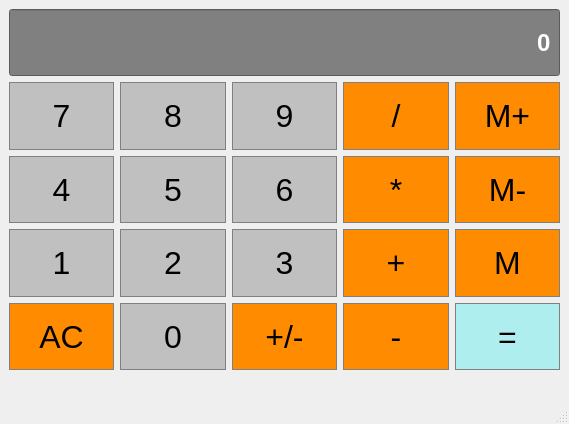
The window that calculator.ui (drudquist/Qt_Calculator) describes before a commit, drawn with Qt 5.
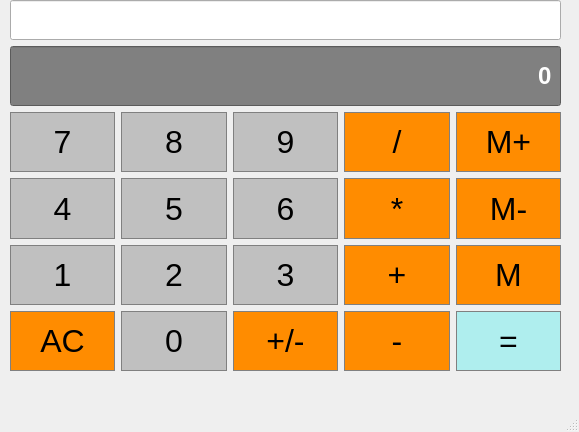
The same window after the commit.

Commit message: Added Previous Commands Display

```diff
--- a/calculator.ui
+++ b/calculator.ui
@@ -6,8 +6,8 @@
    <rect>
     <x>0</x>
     <y>0</y>
-    <width>569</width>
-    <height>424</height>
+    <width>579</width>
+    <height>432</height>
    </rect>
   </property>
   <property name="windowTitle">
@@ -17,14 +17,122 @@
    <widget class="QWidget" name="gridLayoutWidget">
     <property name="geometry">
      <rect>
-      <x>9</x>
-      <y>9</y>
+      <x>10</x>
+      <y>0</y>
       <width>551</width>
-      <height>361</height>
+      <height>371</height>
      </rect>
     </property>
     <layout class="QGridLayout" name="gridLayout">
-     <item row="2" column="0">
+     <item row="5" column="1">
+      <widget class="QPushButton" name="Button2">
+       <property name="sizePolicy">
+        <sizepolicy hsizetype="Expanding" vsizetype="Expanding">
+         <horstretch>0</horstretch>
+         <verstretch>0</verstretch>
+        </sizepolicy>
+       </property>
+       <property name="font">
+        <font>
+         <family>Arial</family>
+         <pointsize>24</pointsize>
+         <weight>50</weight>
+         <bold>false</bold>
+        </font>
+       </property>
+       <property name="styleSheet">
+        <string notr="true">QPushButton {
+	background-color: #C0C0C0;
+	border: 1px solid gray;
+	padding: 5x;
+	color: black;
+}
+
+QPushButton:pressed{
+	background-color: #A9A9A9;
+	border: 1px solid gray;
+	padding: 5x;
+	color: white;
+}</string>
+       </property>
+       <property name="text">
+        <string>2</string>
+       </property>
+      </widget>
+     </item>
+     <item row="4" column="4">
+      <widget class="QPushButton" name="MemClear">
+       <property name="sizePolicy">
+        <sizepolicy hsizetype="Expanding" vsizetype="Expanding">
+         <horstretch>0</horstretch>
+         <verstretch>0</verstretch>
+        </sizepolicy>
+       </property>
+       <property name="font">
+        <font>
+         <family>Arial</family>
+         <pointsize>24</pointsize>
+         <weight>50</weight>
+         <bold>false</bold>
+        </font>
+       </property>
+       <property name="styleSheet">
+        <string notr="true">QPushButton {
+	background-color: #FF8C00;
+	border: 1px solid gray;
+	padding: 5x;
+	color: black;
+}
+
+QPushButton:pressed{
+	background-color: #A9A9A9;
+	border: 1px solid gray;
+	padding: 5x;
+	color: white;
+}</string>
+       </property>
+       <property name="text">
+        <string>M-</string>
+       </property>
+      </widget>
+     </item>
+     <item row="3" column="1">
+      <widget class="QPushButton" name="Button8">
+       <property name="sizePolicy">
+        <sizepolicy hsizetype="Expanding" vsizetype="Expanding">
+         <horstretch>0</horstretch>
+         <verstretch>0</verstretch>
+        </sizepolicy>
+       </property>
+       <property name="font">
+        <font>
+         <family>Arial</family>
+         <pointsize>24</pointsize>
+         <weight>50</weight>
+         <bold>false</bold>
+        </font>
+       </property>
+       <property name="styleSheet">
+        <string notr="true">QPushButton {
+	background-color: #C0C0C0;
+	border: 1px solid gray;
+	padding: 5x;
+	color: black;
+}
+
+QPushButton:pressed{
+	background-color: #A9A9A9;
+	border: 1px solid gray;
+	padding: 5x;
+	color: white;
+}</string>
+       </property>
+       <property name="text">
+        <string>8</string>
+       </property>
+      </widget>
+     </item>
+     <item row="4" column="0">
       <widget class="QPushButton" name="Button4">
        <property name="sizePolicy">
         <sizepolicy hsizetype="Expanding" vsizetype="Expanding">
@@ -60,151 +168,187 @@
        </property>
       </widget>
      </item>
+     <item row="4" column="1">
+      <widget class="QPushButton" name="Button5">
+       <property name="sizePolicy">
+        <sizepolicy hsizetype="Expanding" vsizetype="Expanding">
+         <horstretch>0</horstretch>
+         <verstretch>0</verstretch>
+        </sizepolicy>
+       </property>
+       <property name="font">
+        <font>
+         <family>Arial</family>
+         <pointsize>24</pointsize>
+         <weight>50</weight>
+         <bold>false</bold>
+        </font>
+       </property>
+       <property name="styleSheet">
+        <string notr="true">QPushButton {
+	background-color: #C0C0C0;
+	border: 1px solid gray;
+	padding: 5x;
+	color: black;
+}
+
+QPushButton:pressed{
+	background-color: #A9A9A9;
+	border: 1px solid gray;
+	padding: 5x;
+	color: white;
+}</string>
+       </property>
+       <property name="text">
+        <string>5</string>
+       </property>
+      </widget>
+     </item>
+     <item row="6" column="3">
+      <widget class="QPushButton" name="Subtract">
+       <property name="sizePolicy">
+        <sizepolicy hsizetype="Expanding" vsizetype="Expanding">
+         <horstretch>0</horstretch>
+         <verstretch>0</verstretch>
+        </sizepolicy>
+       </property>
+       <property name="font">
+        <font>
+         <family>Arial</family>
+         <pointsize>24</pointsize>
+         <weight>50</weight>
+         <bold>false</bold>
+        </font>
+       </property>
+       <property name="styleSheet">
+        <string notr="true">QPushButton {
+	background-color: #FF8C00;
+	border: 1px solid gray;
+	padding: 5x;
+	color: black;
+}
+
+QPushButton:pressed{
+	background-color: #A9A9A9;
+	border: 1px solid gray;
+	padding: 5x;
+	color: white;
+}</string>
+       </property>
+       <property name="text">
+        <string>-</string>
+       </property>
+      </widget>
+     </item>
+     <item row="6" column="2">
+      <widget class="QPushButton" name="ChangeSign">
+       <property name="sizePolicy">
+        <sizepolicy hsizetype="Expanding" vsizetype="Expanding">
+         <horstretch>0</horstretch>
+         <verstretch>0</verstretch>
+        </sizepolicy>
+       </property>
+       <property name="font">
+        <font>
+         <family>Arial</family>
+         <pointsize>24</pointsize>
+         <weight>50</weight>
+         <bold>false</bold>
+        </font>
+       </property>
+       <property name="styleSheet">
+        <string notr="true">QPushButton {
+	background-color: #FF8C00;
+	border: 1px solid gray;
+	padding: 5x;
+	color: black;
+}
+
+QPushButton:pressed{
+	background-color: #A9A9A9;
+	border: 1px solid gray;
+	padding: 5x;
+	color: white;
+}</string>
+       </property>
+       <property name="text">
+        <string>+/-</string>
+       </property>
+      </widget>
+     </item>
+     <item row="4" column="2">
+      <widget class="QPushButton" name="Button6">
+       <property name="sizePolicy">
+        <sizepolicy hsizetype="Expanding" vsizetype="Expanding">
+         <horstretch>0</horstretch>
+         <verstretch>0</verstretch>
+        </sizepolicy>
+       </property>
+       <property name="font">
+        <font>
+         <family>Arial</family>
+         <pointsize>24</pointsize>
+         <weight>50</weight>
+         <bold>false</bold>
+        </font>
+       </property>
+       <property name="styleSheet">
+        <string notr="true">QPushButton {
+	background-color: #C0C0C0;
+	border: 1px solid gray;
+	padding: 5x;
+	color: black;
+}
+
+QPushButton:pressed{
+	background-color: #A9A9A9;
+	border: 1px solid gray;
+	padding: 5x;
+	color: white;
+}</string>
+       </property>
+       <property name="text">
+        <string>6</string>
+       </property>
+      </widget>
+     </item>
+     <item row="6" column="4">
+      <widget class="QPushButton" name="Equal">
+       <property name="sizePolicy">
+        <sizepolicy hsizetype="Expanding" vsizetype="Expanding">
+         <horstretch>0</horstretch>
+         <verstretch>0</verstretch>
+        </sizepolicy>
+       </property>
+       <property name="font">
+        <font>
+         <family>Arial</family>
+         <pointsize>24</pointsize>
+         <weight>50</weight>
+         <bold>false</bold>
+        </font>
+       </property>
+       <property name="styleSheet">
+        <string notr="true">QPushButton {
+	background-color: #AFEEEE;
+	border: 1px solid gray;
+	padding: 5x;
+	color: black;
+}
+
+QPushButton:pressed{
+	background-color: #A9A9A9;
+	border: 1px solid gray;
+	padding: 5x;
+	color: white;
+}</string>
+       </property>
+       <property name="text">
+        <string>=</string>
+       </property>
+      </widget>
+     </item>
      <item row="3" column="0">
-      <widget class="QPushButton" name="Button1">
-       <property name="sizePolicy">
-        <sizepolicy hsizetype="Expanding" vsizetype="Expanding">
-         <horstretch>0</horstretch>
-         <verstretch>0</verstretch>
-        </sizepolicy>
-       </property>
-       <property name="font">
-        <font>
-         <family>Arial</family>
-         <pointsize>24</pointsize>
-         <weight>50</weight>
-         <bold>false</bold>
-        </font>
-       </property>
-       <property name="styleSheet">
-        <string notr="true">QPushButton {
-	background-color: #C0C0C0;
-	border: 1px solid gray;
-	padding: 5x;
-	color: black;
-}
-
-QPushButton:pressed{
-	background-color: #A9A9A9;
-	border: 1px solid gray;
-	padding: 5x;
-	color: white;
-}</string>
-       </property>
-       <property name="text">
-        <string>1</string>
-       </property>
-      </widget>
-     </item>
-     <item row="4" column="0">
-      <widget class="QPushButton" name="Clear">
-       <property name="sizePolicy">
-        <sizepolicy hsizetype="Expanding" vsizetype="Expanding">
-         <horstretch>0</horstretch>
-         <verstretch>0</verstretch>
-        </sizepolicy>
-       </property>
-       <property name="font">
-        <font>
-         <family>Arial</family>
-         <pointsize>24</pointsize>
-         <weight>50</weight>
-         <bold>false</bold>
-        </font>
-       </property>
-       <property name="styleSheet">
-        <string notr="true">QPushButton {
-	background-color: #FF8C00;
-	border: 1px solid gray;
-	padding: 5x;
-	color: black;
-}
-
-QPushButton:pressed{
-	background-color: #A9A9A9;
-	border: 1px solid gray;
-	padding: 5x;
-	color: white;
-}</string>
-       </property>
-       <property name="text">
-        <string>AC</string>
-       </property>
-      </widget>
-     </item>
-     <item row="1" column="1">
-      <widget class="QPushButton" name="Button8">
-       <property name="sizePolicy">
-        <sizepolicy hsizetype="Expanding" vsizetype="Expanding">
-         <horstretch>0</horstretch>
-         <verstretch>0</verstretch>
-        </sizepolicy>
-       </property>
-       <property name="font">
-        <font>
-         <family>Arial</family>
-         <pointsize>24</pointsize>
-         <weight>50</weight>
-         <bold>false</bold>
-        </font>
-       </property>
-       <property name="styleSheet">
-        <string notr="true">QPushButton {
-	background-color: #C0C0C0;
-	border: 1px solid gray;
-	padding: 5x;
-	color: black;
-}
-
-QPushButton:pressed{
-	background-color: #A9A9A9;
-	border: 1px solid gray;
-	padding: 5x;
-	color: white;
-}</string>
-       </property>
-       <property name="text">
-        <string>8</string>
-       </property>
-      </widget>
-     </item>
-     <item row="1" column="2">
-      <widget class="QPushButton" name="Button9">
-       <property name="sizePolicy">
-        <sizepolicy hsizetype="Expanding" vsizetype="Expanding">
-         <horstretch>0</horstretch>
-         <verstretch>0</verstretch>
-        </sizepolicy>
-       </property>
-       <property name="font">
-        <font>
-         <family>Arial</family>
-         <pointsize>24</pointsize>
-         <weight>50</weight>
-         <bold>false</bold>
-        </font>
-       </property>
-       <property name="styleSheet">
-        <string notr="true">QPushButton {
-	background-color: #C0C0C0;
-	border: 1px solid gray;
-	padding: 5x;
-	color: black;
-}
-
-QPushButton:pressed{
-	background-color: #A9A9A9;
-	border: 1px solid gray;
-	padding: 5x;
-	color: white;
-}</string>
-       </property>
-       <property name="text">
-        <string>9</string>
-       </property>
-      </widget>
-     </item>
-     <item row="1" column="0">
       <widget class="QPushButton" name="Button7">
        <property name="sizePolicy">
         <sizepolicy hsizetype="Expanding" vsizetype="Expanding">
@@ -240,8 +384,8 @@
        </property>
       </widget>
      </item>
-     <item row="1" column="3">
-      <widget class="QPushButton" name="Divide">
+     <item row="6" column="0">
+      <widget class="QPushButton" name="Clear">
        <property name="sizePolicy">
         <sizepolicy hsizetype="Expanding" vsizetype="Expanding">
          <horstretch>0</horstretch>
@@ -272,11 +416,83 @@
 }</string>
        </property>
        <property name="text">
-        <string>/</string>
+        <string>AC</string>
        </property>
       </widget>
      </item>
-     <item row="1" column="4">
+     <item row="6" column="1">
+      <widget class="QPushButton" name="Button0">
+       <property name="sizePolicy">
+        <sizepolicy hsizetype="Expanding" vsizetype="Expanding">
+         <horstretch>0</horstretch>
+         <verstretch>0</verstretch>
+        </sizepolicy>
+       </property>
+       <property name="font">
+        <font>
+         <family>Arial</family>
+         <pointsize>24</pointsize>
+         <weight>50</weight>
+         <bold>false</bold>
+        </font>
+       </property>
+       <property name="styleSheet">
+        <string notr="true">QPushButton {
+	background-color: #C0C0C0;
+	border: 1px solid gray;
+	padding: 5x;
+	color: black;
+}
+
+QPushButton:pressed{
+	background-color: #A9A9A9;
+	border: 1px solid gray;
+	padding: 5x;
+	color: white;
+}</string>
+       </property>
+       <property name="text">
+        <string>0</string>
+       </property>
+      </widget>
+     </item>
+     <item row="5" column="4">
+      <widget class="QPushButton" name="MemGet">
+       <property name="sizePolicy">
+        <sizepolicy hsizetype="Expanding" vsizetype="Expanding">
+         <horstretch>0</horstretch>
+         <verstretch>0</verstretch>
+        </sizepolicy>
+       </property>
+       <property name="font">
+        <font>
+         <family>Arial</family>
+         <pointsize>24</pointsize>
+         <weight>50</weight>
+         <bold>false</bold>
+        </font>
+       </property>
+       <property name="styleSheet">
+        <string notr="true">QPushButton {
+	background-color: #FF8C00;
+	border: 1px solid gray;
+	padding: 5x;
+	color: black;
+}
+
+QPushButton:pressed{
+	background-color: #A9A9A9;
+	border: 1px solid gray;
+	padding: 5x;
+	color: white;
+}</string>
+       </property>
+       <property name="text">
+        <string>M</string>
+       </property>
+      </widget>
+     </item>
+     <item row="3" column="4">
       <widget class="QPushButton" name="MemAdd">
        <property name="sizePolicy">
         <sizepolicy hsizetype="Expanding" vsizetype="Expanding">
@@ -312,259 +528,7 @@
        </property>
       </widget>
      </item>
-     <item row="2" column="1">
-      <widget class="QPushButton" name="Button5">
-       <property name="sizePolicy">
-        <sizepolicy hsizetype="Expanding" vsizetype="Expanding">
-         <horstretch>0</horstretch>
-         <verstretch>0</verstretch>
-        </sizepolicy>
-       </property>
-       <property name="font">
-        <font>
-         <family>Arial</family>
-         <pointsize>24</pointsize>
-         <weight>50</weight>
-         <bold>false</bold>
-        </font>
-       </property>
-       <property name="styleSheet">
-        <string notr="true">QPushButton {
-	background-color: #C0C0C0;
-	border: 1px solid gray;
-	padding: 5x;
-	color: black;
-}
-
-QPushButton:pressed{
-	background-color: #A9A9A9;
-	border: 1px solid gray;
-	padding: 5x;
-	color: white;
-}</string>
-       </property>
-       <property name="text">
-        <string>5</string>
-       </property>
-      </widget>
-     </item>
-     <item row="3" column="1">
-      <widget class="QPushButton" name="Button2">
-       <property name="sizePolicy">
-        <sizepolicy hsizetype="Expanding" vsizetype="Expanding">
-         <horstretch>0</horstretch>
-         <verstretch>0</verstretch>
-        </sizepolicy>
-       </property>
-       <property name="font">
-        <font>
-         <family>Arial</family>
-         <pointsize>24</pointsize>
-         <weight>50</weight>
-         <bold>false</bold>
-        </font>
-       </property>
-       <property name="styleSheet">
-        <string notr="true">QPushButton {
-	background-color: #C0C0C0;
-	border: 1px solid gray;
-	padding: 5x;
-	color: black;
-}
-
-QPushButton:pressed{
-	background-color: #A9A9A9;
-	border: 1px solid gray;
-	padding: 5x;
-	color: white;
-}</string>
-       </property>
-       <property name="text">
-        <string>2</string>
-       </property>
-      </widget>
-     </item>
-     <item row="4" column="1">
-      <widget class="QPushButton" name="Button0">
-       <property name="sizePolicy">
-        <sizepolicy hsizetype="Expanding" vsizetype="Expanding">
-         <horstretch>0</horstretch>
-         <verstretch>0</verstretch>
-        </sizepolicy>
-       </property>
-       <property name="font">
-        <font>
-         <family>Arial</family>
-         <pointsize>24</pointsize>
-         <weight>50</weight>
-         <bold>false</bold>
-        </font>
-       </property>
-       <property name="styleSheet">
-        <string notr="true">QPushButton {
-	background-color: #C0C0C0;
-	border: 1px solid gray;
-	padding: 5x;
-	color: black;
-}
-
-QPushButton:pressed{
-	background-color: #A9A9A9;
-	border: 1px solid gray;
-	padding: 5x;
-	color: white;
-}</string>
-       </property>
-       <property name="text">
-        <string>0</string>
-       </property>
-      </widget>
-     </item>
-     <item row="2" column="2">
-      <widget class="QPushButton" name="Button6">
-       <property name="sizePolicy">
-        <sizepolicy hsizetype="Expanding" vsizetype="Expanding">
-         <horstretch>0</horstretch>
-         <verstretch>0</verstretch>
-        </sizepolicy>
-       </property>
-       <property name="font">
-        <font>
-         <family>Arial</family>
-         <pointsize>24</pointsize>
-         <weight>50</weight>
-         <bold>false</bold>
-        </font>
-       </property>
-       <property name="styleSheet">
-        <string notr="true">QPushButton {
-	background-color: #C0C0C0;
-	border: 1px solid gray;
-	padding: 5x;
-	color: black;
-}
-
-QPushButton:pressed{
-	background-color: #A9A9A9;
-	border: 1px solid gray;
-	padding: 5x;
-	color: white;
-}</string>
-       </property>
-       <property name="text">
-        <string>6</string>
-       </property>
-      </widget>
-     </item>
-     <item row="3" column="2">
-      <widget class="QPushButton" name="Button3">
-       <property name="sizePolicy">
-        <sizepolicy hsizetype="Expanding" vsizetype="Expanding">
-         <horstretch>0</horstretch>
-         <verstretch>0</verstretch>
-        </sizepolicy>
-       </property>
-       <property name="font">
-        <font>
-         <family>Arial</family>
-         <pointsize>24</pointsize>
-         <weight>50</weight>
-         <bold>false</bold>
-        </font>
-       </property>
-       <property name="styleSheet">
-        <string notr="true">QPushButton {
-	background-color: #C0C0C0;
-	border: 1px solid gray;
-	padding: 5x;
-	color: black;
-}
-
-QPushButton:pressed{
-	background-color: #A9A9A9;
-	border: 1px solid gray;
-	padding: 5x;
-	color: white;
-}</string>
-       </property>
-       <property name="text">
-        <string>3</string>
-       </property>
-      </widget>
-     </item>
-     <item row="4" column="2">
-      <widget class="QPushButton" name="ChangeSign">
-       <property name="sizePolicy">
-        <sizepolicy hsizetype="Expanding" vsizetype="Expanding">
-         <horstretch>0</horstretch>
-         <verstretch>0</verstretch>
-        </sizepolicy>
-       </property>
-       <property name="font">
-        <font>
-         <family>Arial</family>
-         <pointsize>24</pointsize>
-         <weight>50</weight>
-         <bold>false</bold>
-        </font>
-       </property>
-       <property name="styleSheet">
-        <string notr="true">QPushButton {
-	background-color: #FF8C00;
-	border: 1px solid gray;
-	padding: 5x;
-	color: black;
-}
-
-QPushButton:pressed{
-	background-color: #A9A9A9;
-	border: 1px solid gray;
-	padding: 5x;
-	color: white;
-}</string>
-       </property>
-       <property name="text">
-        <string>+/-</string>
-       </property>
-      </widget>
-     </item>
-     <item row="2" column="3">
-      <widget class="QPushButton" name="Multiply">
-       <property name="sizePolicy">
-        <sizepolicy hsizetype="Expanding" vsizetype="Expanding">
-         <horstretch>0</horstretch>
-         <verstretch>0</verstretch>
-        </sizepolicy>
-       </property>
-       <property name="font">
-        <font>
-         <family>Arial</family>
-         <pointsize>24</pointsize>
-         <weight>50</weight>
-         <bold>false</bold>
-        </font>
-       </property>
-       <property name="styleSheet">
-        <string notr="true">QPushButton {
-	background-color: #FF8C00;
-	border: 1px solid gray;
-	padding: 5x;
-	color: black;
-}
-
-QPushButton:pressed{
-	background-color: #A9A9A9;
-	border: 1px solid gray;
-	padding: 5x;
-	color: white;
-}</string>
-       </property>
-       <property name="text">
-        <string>*</string>
-       </property>
-      </widget>
-     </item>
-     <item row="3" column="3">
+     <item row="5" column="3">
       <widget class="QPushButton" name="Add">
        <property name="sizePolicy">
         <sizepolicy hsizetype="Expanding" vsizetype="Expanding">
@@ -600,10 +564,82 @@
        </property>
       </widget>
      </item>
+     <item row="5" column="0">
+      <widget class="QPushButton" name="Button1">
+       <property name="sizePolicy">
+        <sizepolicy hsizetype="Expanding" vsizetype="Expanding">
+         <horstretch>0</horstretch>
+         <verstretch>0</verstretch>
+        </sizepolicy>
+       </property>
+       <property name="font">
+        <font>
+         <family>Arial</family>
+         <pointsize>24</pointsize>
+         <weight>50</weight>
+         <bold>false</bold>
+        </font>
+       </property>
+       <property name="styleSheet">
+        <string notr="true">QPushButton {
+	background-color: #C0C0C0;
+	border: 1px solid gray;
+	padding: 5x;
+	color: black;
+}
+
+QPushButton:pressed{
+	background-color: #A9A9A9;
+	border: 1px solid gray;
+	padding: 5x;
+	color: white;
+}</string>
+       </property>
+       <property name="text">
+        <string>1</string>
+       </property>
+      </widget>
+     </item>
+     <item row="3" column="3">
+      <widget class="QPushButton" name="Divide">
+       <property name="sizePolicy">
+        <sizepolicy hsizetype="Expanding" vsizetype="Expanding">
+         <horstretch>0</horstretch>
+         <verstretch>0</verstretch>
+        </sizepolicy>
+       </property>
+       <property name="font">
+        <font>
+         <family>Arial</family>
+         <pointsize>24</pointsize>
+         <weight>50</weight>
+         <bold>false</bold>
+        </font>
+       </property>
+       <property name="styleSheet">
+        <string notr="true">QPushButton {
+	background-color: #FF8C00;
+	border: 1px solid gray;
+	padding: 5x;
+	color: black;
+}
+
+QPushButton:pressed{
+	background-color: #A9A9A9;
+	border: 1px solid gray;
+	padding: 5x;
+	color: white;
+}</string>
+       </property>
+       <property name="text">
+        <string>/</string>
+       </property>
+      </widget>
+     </item>
      <item row="4" column="3">
-      <widget class="QPushButton" name="Subtract">
+      <widget class="QPushButton" name="Multiply">
        <property name="sizePolicy">
-        <sizepolicy hsizetype="Expanding" vsizetype="Expanding">
+        <sizepolicy hsizetype="Expanding" vsizetype="Preferred">
          <horstretch>0</horstretch>
          <verstretch>0</verstretch>
         </sizepolicy>
@@ -632,12 +668,12 @@
 }</string>
        </property>
        <property name="text">
-        <string>-</string>
+        <string>*</string>
        </property>
       </widget>
      </item>
-     <item row="2" column="4">
-      <widget class="QPushButton" name="MemClear">
+     <item row="3" column="2">
+      <widget class="QPushButton" name="Button9">
        <property name="sizePolicy">
         <sizepolicy hsizetype="Expanding" vsizetype="Expanding">
          <horstretch>0</horstretch>
@@ -654,7 +690,7 @@
        </property>
        <property name="styleSheet">
         <string notr="true">QPushButton {
-	background-color: #FF8C00;
+	background-color: #C0C0C0;
 	border: 1px solid gray;
 	padding: 5x;
 	color: black;
@@ -668,12 +704,12 @@
 }</string>
        </property>
        <property name="text">
-        <string>M-</string>
+        <string>9</string>
        </property>
       </widget>
      </item>
-     <item row="3" column="4">
-      <widget class="QPushButton" name="MemGet">
+     <item row="5" column="2">
+      <widget class="QPushButton" name="Button3">
        <property name="sizePolicy">
         <sizepolicy hsizetype="Expanding" vsizetype="Expanding">
          <horstretch>0</horstretch>
@@ -690,7 +726,7 @@
        </property>
        <property name="styleSheet">
         <string notr="true">QPushButton {
-	background-color: #FF8C00;
+	background-color: #C0C0C0;
 	border: 1px solid gray;
 	padding: 5x;
 	color: black;
@@ -704,50 +740,14 @@
 }</string>
        </property>
        <property name="text">
-        <string>M</string>
+        <string>3</string>
        </property>
       </widget>
      </item>
-     <item row="4" column="4">
-      <widget class="QPushButton" name="Equal">
-       <property name="sizePolicy">
-        <sizepolicy hsizetype="Expanding" vsizetype="Expanding">
-         <horstretch>0</horstretch>
-         <verstretch>0</verstretch>
-        </sizepolicy>
-       </property>
-       <property name="font">
-        <font>
-         <family>Arial</family>
-         <pointsize>24</pointsize>
-         <weight>50</weight>
-         <bold>false</bold>
-        </font>
-       </property>
-       <property name="styleSheet">
-        <string notr="true">QPushButton {
-	background-color: #AFEEEE;
-	border: 1px solid gray;
-	padding: 5x;
-	color: black;
-}
-
-QPushButton:pressed{
-	background-color: #A9A9A9;
-	border: 1px solid gray;
-	padding: 5x;
-	color: white;
-}</string>
-       </property>
-       <property name="text">
-        <string>=</string>
-       </property>
-      </widget>
-     </item>
-     <item row="0" column="0" colspan="5">
+     <item row="2" column="0" colspan="5">
       <widget class="QLineEdit" name="Display">
        <property name="sizePolicy">
-        <sizepolicy hsizetype="Preferred" vsizetype="Expanding">
+        <sizepolicy hsizetype="Expanding" vsizetype="Expanding">
          <horstretch>0</horstretch>
          <verstretch>0</verstretch>
         </sizepolicy>
@@ -775,6 +775,43 @@
        </property>
       </widget>
      </item>
+     <item row="0" column="0" colspan="5">
+      <widget class="QLineEdit" name="DisplayPrevious">
+       <property name="sizePolicy">
+        <sizepolicy hsizetype="Expanding" vsizetype="Fixed">
+         <horstretch>0</horstretch>
+         <verstretch>0</verstretch>
+        </sizepolicy>
+       </property>
+       <property name="minimumSize">
+        <size>
+         <width>0</width>
+         <height>40</height>
+        </size>
+       </property>
+       <property name="maximumSize">
+        <size>
+         <width>16777215</width>
+         <height>40</height>
+        </size>
+       </property>
+       <property name="font">
+        <font>
+         <family>Arial</family>
+         <pointsize>18</pointsize>
+        </font>
+       </property>
+       <property name="focusPolicy">
+        <enum>Qt::StrongFocus</enum>
+       </property>
+       <property name="text">
+        <string/>
+       </property>
+       <property name="alignment">
+        <set>Qt::AlignRight|Qt::AlignTrailing|Qt::AlignVCenter</set>
+       </property>
+      </widget>
+     </item>
     </layout>
    </widget>
   </widget>
```
Left out of the diff: 2 changed lines with no effect on the pictures. The commit also changes 1 other file.
